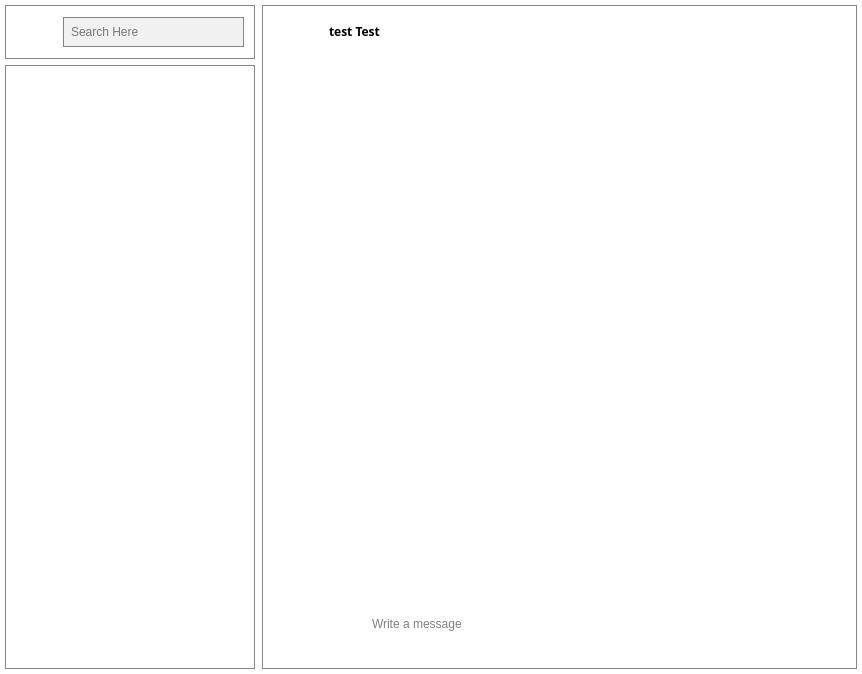
The window that src/chatwindow.ui (aligrand/Zapchat) describes before a commit, drawn with Qt 5.
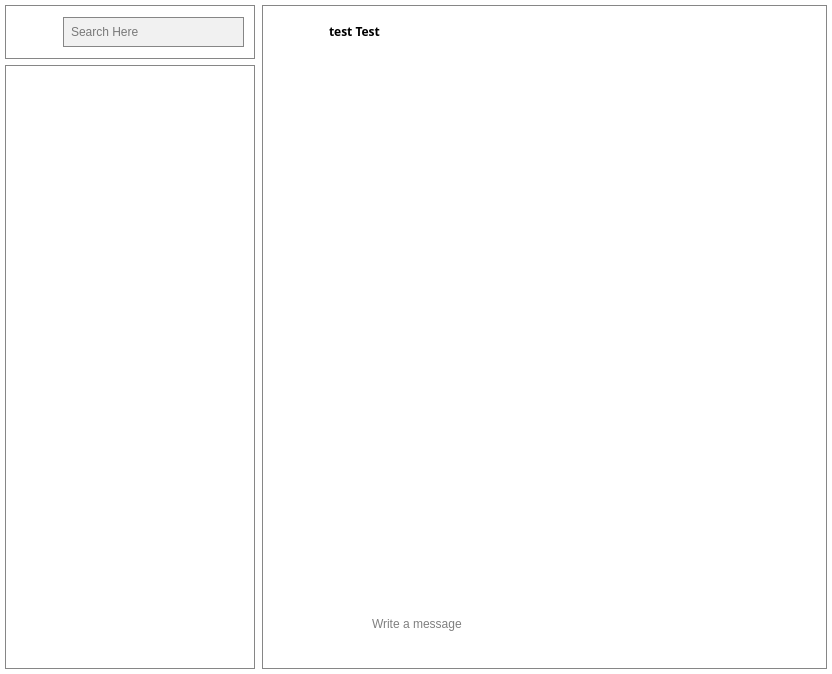
The same window after the commit. Icons and pictures are not drawn.

What changed in the file:
```diff
--- a/src/chatwindow.ui
+++ b/src/chatwindow.ui
@@ -6,7 +6,7 @@
    <rect>
     <x>0</x>
     <y>0</y>
-    <width>862</width>
+    <width>832</width>
     <height>674</height>
    </rect>
   </property>
```
